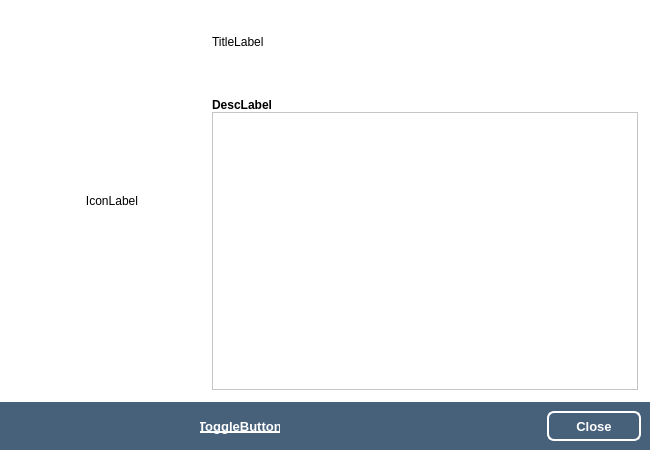
First picture: the form in src/apps/openfluid-builder/base/AboutDialog.ui, repository OpenFLUID/openfluid, before the edit.
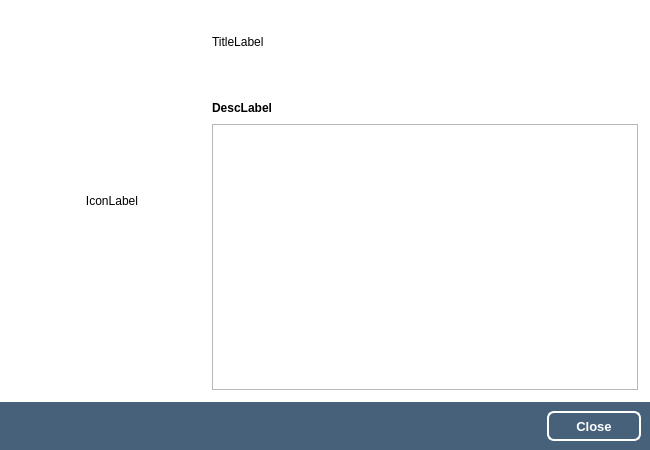
Second picture: the form after the edit.

Commit message:
Update of About dialog
* Updated switch link for license/credits

(references OpenFLUID/openfluid#246)

Patch:
```diff
--- a/src/apps/openfluid-builder/base/AboutDialog.ui
+++ b/src/apps/openfluid-builder/base/AboutDialog.ui
@@ -41,7 +41,7 @@
    <string notr="true">Dialog</string>
   </property>
   <property name="styleSheet">
-   <string notr="true">background-color : white;</string>
+   <string notr="true">QDialog {background-color : white;}</string>
   </property>
   <layout class="QVBoxLayout" name="verticalLayout">
    <property name="spacing">
@@ -78,7 +78,10 @@
       </widget>
      </item>
      <item>
-      <layout class="QVBoxLayout" name="InfosLayout">
+      <layout class="QVBoxLayout" name="InfosLayout" stretch="0,0,1">
+       <property name="spacing">
+        <number>3</number>
+       </property>
        <item>
         <widget class="QLabel" name="TitleLabel">
          <property name="sizePolicy">
@@ -105,6 +108,14 @@
         </widget>
        </item>
        <item>
+        <layout class="QHBoxLayout" name="DescLayout">
+         <property name="leftMargin">
+          <number>0</number>
+         </property>
+         <property name="bottomMargin">
+          <number>6</number>
+         </property>
+         <item>
         <widget class="QLabel" name="DescLabel">
          <property name="sizePolicy">
           <sizepolicy hsizetype="Preferred" vsizetype="Maximum">
@@ -130,6 +141,21 @@
         </widget>
        </item>
        <item>
+          <spacer name="horizontalSpacer">
+           <property name="orientation">
+            <enum>Qt::Horizontal</enum>
+           </property>
+           <property name="sizeHint" stdset="0">
+            <size>
+             <width>40</width>
+             <height>20</height>
+            </size>
+           </property>
+          </spacer>
+         </item>
+        </layout>
+       </item>
+       <item>
         <widget class="QTextEdit" name="InfosEdit">
          <property name="frameShape">
           <enum>QFrame::StyledPanel</enum>
@@ -177,57 +203,6 @@
       <number>0</number>
      </property>
      <layout class="QHBoxLayout" name="horizontalLayout_2">
-      <item>
-       <spacer name="horizontalSpacer">
-        <property name="orientation">
-         <enum>Qt::Horizontal</enum>
-        </property>
-        <property name="sizeHint" stdset="0">
-         <size>
-          <width>40</width>
-          <height>20</height>
-         </size>
-        </property>
-       </spacer>
-      </item>
-      <item>
-       <widget class="QPushButton" name="ToggleButton">
-        <property name="minimumSize">
-         <size>
-          <width>90</width>
-          <height>26</height>
-         </size>
-        </property>
-        <property name="styleSheet">
-         <string notr="true">QPushButton {
-color: white;
-background-color: rgb(71,97,123);
-border: none;
-padding: 3px;
-font-size: 13px;
-padding-left: 5px;
-padding-right: 5px;
-min-width: 80px;
-max-width: 80px;
-min-height: 20px;
-max-height: 20px;
-font : bold;
-text-decoration : underline;
-}
-
-QPushButton:default { background-color: rgb(71,97,123); }
-QPushButton:pressed { background-color: rgb(71,97,123); }
-QPushButton:focus { background-color: rgb(71,97,123); }
-QPushButton:focus:pressed { background-color: rgb(71,97,123); }
-
-
-</string>
-        </property>
-        <property name="text">
-         <string>ToggleButton</string>
-        </property>
-       </widget>
-      </item>
       <item>
        <widget class="QDialogButtonBox" name="ButtonBox">
         <property name="minimumSize">
```
Lines whose indentation alone changed are shown as unchanged. The commit also changes 2 other files.
